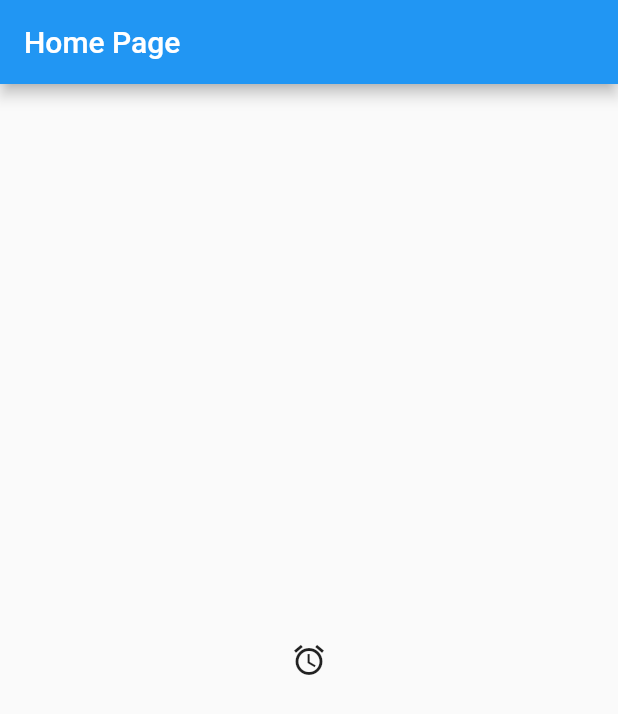
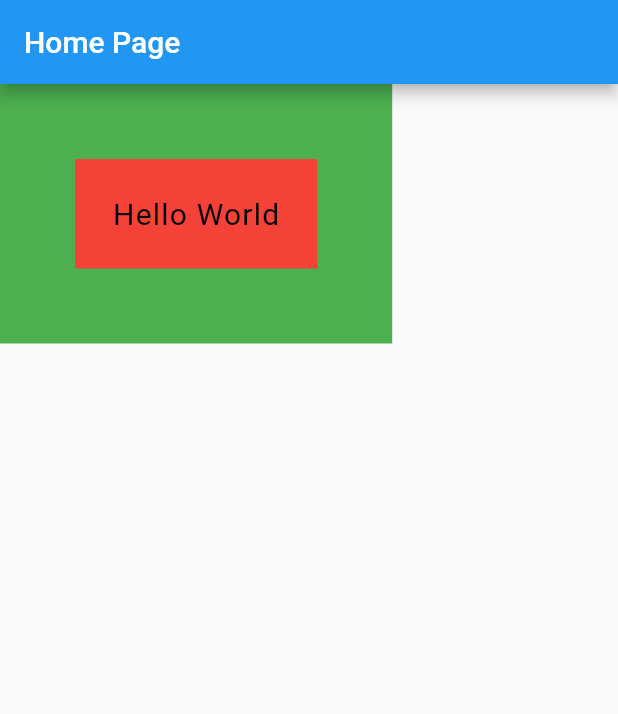
Before and after one commit to fakhruz85/class_flutter20072021, a Flutter app: the screen it shows after launch, on a phone screen of 412 x 824 dp. Shown: the top 714 px of the screen. Run offline on Flutter 3.47's test engine with Material 2 defaults, Android fonts, the phone set to English and light mode, and no system bars.

Commit message:
commit ptg day 2

```diff
--- a/lib/main.dart
+++ b/lib/main.dart
@@ -10,7 +10,33 @@ class MyAppTest extends StatelessWidget {
     return MaterialApp(
         title: 'Hello World Demo Application',
         theme: ThemeData(primarySwatch: Colors.blue),
-        home: MyHomePageIcon(title: 'Home Page'));
+        home: MyHomePageContainer(title: 'Home Page'));
+  }
+}
+
+class MyHomePageContainer extends StatelessWidget {
+  MyHomePageContainer({Key? key, required this.title}) : super(key: key);
+
+  final String title;
+
+  @override
+  Widget build(BuildContext context) {
+    return Scaffold(
+      appBar: AppBar(title: Text(this.title)),
+      body: Container(
+        decoration: BoxDecoration(color: Colors.green),
+        padding: EdgeInsets.all(50),
+        child: Container(
+            decoration: BoxDecoration(color: Colors.red),
+            padding: EdgeInsets.all(25),
+            child: Text(
+              'Hello World',
+              style: TextStyle(
+                  color: Colors.black, letterSpacing: 0.8, fontSize: 20),
+              textDirection: TextDirection.ltr,
+            )),
+      ),
+    );
   }
 }
 
```
